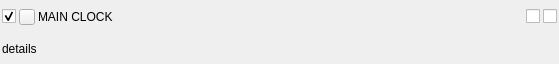
First picture: the form in asammdf/gui/ui/channel_display_widget.ui, repository danielhrisca/asammdf, before the edit.
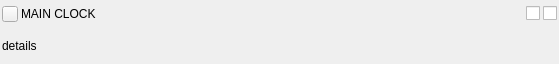
Second picture: the form after the edit.

```diff
--- a/asammdf/gui/ui/channel_display_widget.ui
+++ b/asammdf/gui/ui/channel_display_widget.ui
@@ -36,23 +36,7 @@
     <number>2</number>
    </property>
    <item>
-    <layout class="QHBoxLayout" name="horizontalLayout" stretch="0,0,1,0,0,0">
-     <item>
-      <widget class="QCheckBox" name="display">
-       <property name="minimumSize">
-        <size>
-         <width>13</width>
-         <height>13</height>
-        </size>
-       </property>
-       <property name="text">
-        <string/>
-       </property>
-       <property name="checked">
-        <bool>true</bool>
-       </property>
-      </widget>
-     </item>
+    <layout class="QHBoxLayout" name="horizontalLayout" stretch="0,1,0,0,0">
      <item>
       <widget class="QPushButton" name="color_btn">
        <property name="sizePolicy">
@@ -95,7 +79,7 @@
        <property name="minimumSize">
         <size>
          <width>0</width>
-         <height>30</height>
+         <height>24</height>
         </size>
        </property>
        <property name="mouseTracking">
```
